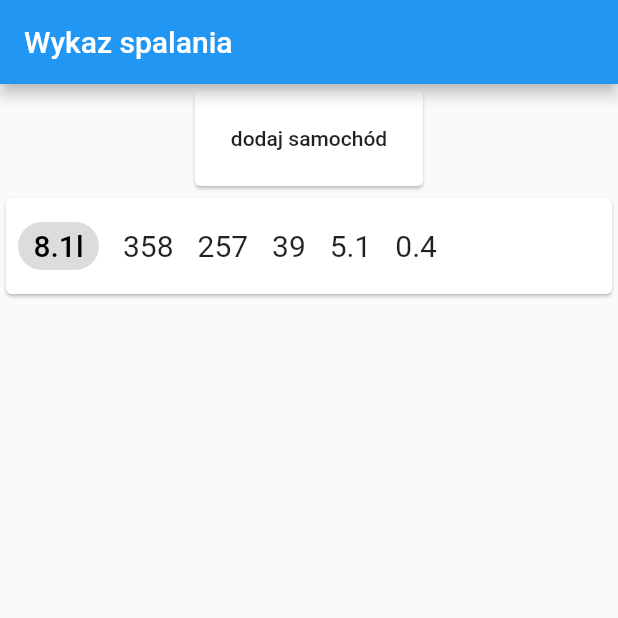
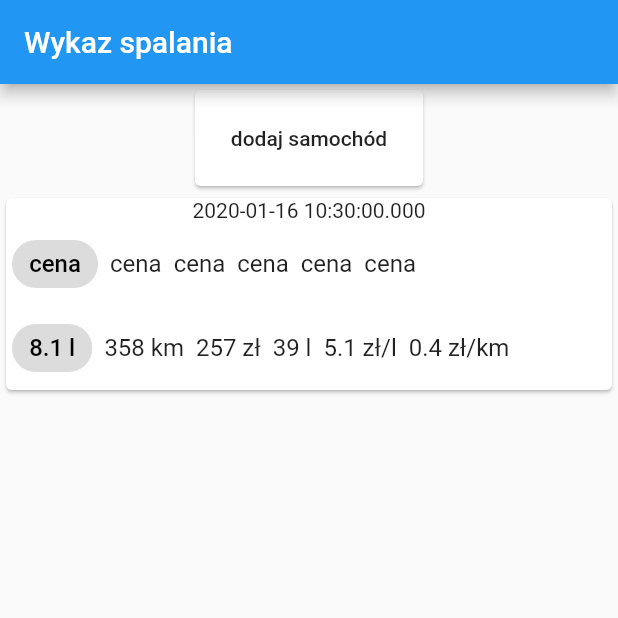
Before and after one commit to fcieminski/fuel-economy, a Flutter app: the screen it shows after launch, on a phone screen of 412 x 824 dp, the top half of it. Run offline on Flutter 3.47's test engine with Material 2 defaults, Android fonts, the phone set to English and light mode, and no system bars.

Commit message:
working on list

```diff
--- a/lib/components/add_recent_fuelling.dart
+++ b/lib/components/add_recent_fuelling.dart
@@ -9,14 +9,27 @@ class _AddRecentFuellingState extends State<AddRecentFuelling> {
   final distance = TextEditingController();
   final amount = TextEditingController();
   final totalCost = TextEditingController();
+  DateTime time;
 
   void submitForm() {
-    Map<String, String> data = {
+    Map<String, dynamic> data = {
       'distance': distance.text,
       'amount': amount.text,
-      'totalCost': totalCost.text
+      'totalCost': totalCost.text,
+      'time': time,
     };
     Navigator.pop(context, data);
+  }
+
+  Future<DateTime> _dataPicker(BuildContext context) async {
+    time = await showDatePicker(
+      context: context,
+      initialDate: DateTime.now(),
+      initialDatePickerMode: DatePickerMode.day,
+      firstDate: DateTime(2019),
+      lastDate: DateTime.now(),
+    );
+    return time;
   }
 
   @override
@@ -55,6 +68,14 @@ class _AddRecentFuellingState extends State<AddRecentFuelling> {
                 submitForm();
               },
             ),
+            FlatButton(
+              child: Text(
+                'Wybierz datę',
+              ),
+              onPressed: () {
+                _dataPicker(context);
+              },
+            ),
           ],
         ),
       ),
--- a/lib/components/car_info.dart
+++ b/lib/components/car_info.dart
@@ -1,7 +1,7 @@
 import 'package:flutter/material.dart';
 
 class CarInfo extends StatefulWidget {
-  final Map<String, String> newFuelling;
+  final Map<String, dynamic> newFuelling;
   final Function(bool) notifyParent;
   CarInfo({this.notifyParent, this.newFuelling});
 
@@ -46,6 +46,7 @@ class _CarInfoState extends State<CarInfo> {
       });
     }
   }
+
 
   @override
   Widget build(BuildContext context) {
--- a/lib/components/recent_fuelling.dart
+++ b/lib/components/recent_fuelling.dart
@@ -1,7 +1,7 @@
 import 'package:flutter/material.dart';
 
 class RecentFuelling extends StatefulWidget {
-  final Map<String, String> _newFuelling;
+  final Map<String, dynamic> _newFuelling;
   RecentFuelling(this._newFuelling);
 
   @override
@@ -30,7 +30,7 @@ class _RecentFuellingState extends State<RecentFuelling> {
       setState(() {
         _fuelling.add({
           'id': DateTime.now(),
-          'time': DateTime.now(),
+          'time': fuelling['time'],
           'distance': distance,
           'amount': liters,
           'average': num.parse((distance / liters).toStringAsFixed(2)),
@@ -47,67 +47,136 @@ class _RecentFuellingState extends State<RecentFuelling> {
     checkFunction(widget._newFuelling);
     return Container(
       child: ListView(
+        scrollDirection: Axis.vertical,
         shrinkWrap: true,
         children: _fuelling.map((fuel) {
           return Card(
-              child: Row(
+              child:  SingleChildScrollView(
+                              child: Column(
+            children: <Widget>[
+                Container(
+                  child: Text('${fuel['time']}'),
+                ),
+                Row(
                   children: <Widget>[
                     Padding(
-                padding: const EdgeInsets.all(8.0),
+                      padding: const EdgeInsets.all(4.0),
                       child: Chip(
                         labelStyle: TextStyle(
-                    fontSize: 20,
+                          fontSize: 16,
                           color: Colors.black,
                         ),
-                  label: Text('${fuel['average'].toString()}l'),
+                        label: Text('cena'),
                       ),
                     ),
                     Padding(
-                padding: const EdgeInsets.all(8.0),
+                      padding: const EdgeInsets.all(4.0),
                       child: Text(
-                  fuel['distance'].toString(),
+                        'cena',
                         style: TextStyle(
-                    fontSize: 20,
+                          fontSize: 16,
                         ),
                       ),
                     ),
                     Padding(
-                padding: const EdgeInsets.all(8.0),
+                      padding: const EdgeInsets.all(4.0),
                       child: Text(
-                  fuel['totalCost'].toString(),
+                        'cena',
                         style: TextStyle(
-                    fontSize: 20,
+                          fontSize: 16,
                         ),
                       ),
                     ),
                     Padding(
-                padding: const EdgeInsets.all(8.0),
+                      padding: const EdgeInsets.all(4.0),
                       child: Text(
-                  fuel['amount'].toString(),
+                        'cena',
                         style: TextStyle(
-                    fontSize: 20,
+                          fontSize: 16,
                         ),
                       ),
                     ),
                     Padding(
-                padding: const EdgeInsets.all(8.0),
+                      padding: const EdgeInsets.all(4.0),
                       child: Text(
-                  fuel['fuelCost'].toString(),
+                        'cena',
                         style: TextStyle(
-                    fontSize: 20,
+                          fontSize: 16,
                         ),
                       ),
                     ),
                     Padding(
-                padding: const EdgeInsets.all(8.0),
+                      padding: const EdgeInsets.all(4.0),
                       child: Text(
-                  fuel['kmCost'].toString(),
+                        'cena',
                         style: TextStyle(
-                    fontSize: 20,
+                          fontSize: 16,
                         ),
                       ),
                     ),
                   ],
+                ),
+                Row(
+                  children: <Widget>[
+                    Padding(
+                      padding: const EdgeInsets.all(4.0),
+                      child: Chip(
+                        labelStyle: TextStyle(
+                          fontSize: 16,
+                          color: Colors.black,
+                        ),
+                        label: Text('${fuel['average']} l'),
+                      ),
+                    ),
+                    Padding(
+                      padding: const EdgeInsets.all(4.0),
+                      child: Text(
+                        '${fuel['distance']} km',
+                        style: TextStyle(
+                          fontSize: 16,
+                        ),
+                      ),
+                    ),
+                    Padding(
+                      padding: const EdgeInsets.all(4.0),
+                      child: Text(
+                        '${fuel['totalCost']} zł',
+                        style: TextStyle(
+                          fontSize: 16,
+                        ),
+                      ),
+                    ),
+                    Padding(
+                      padding: const EdgeInsets.all(4.0),
+                      child: Text(
+                        '${fuel['amount']} l',
+                        style: TextStyle(
+                          fontSize: 16,
+                        ),
+                      ),
+                    ),
+                    Padding(
+                      padding: const EdgeInsets.all(4.0),
+                      child: Text(
+                        '${fuel['fuelCost']} zł/l',
+                        style: TextStyle(
+                          fontSize: 16,
+                        ),
+                      ),
+                    ),
+                    Padding(
+                      padding: const EdgeInsets.all(4.0),
+                      child: Text(
+                        '${fuel['kmCost']} zł/km',
+                        style: TextStyle(
+                          fontSize: 16,
+                        ),
+                      ),
+                    ),
+                  ],
+                ),
+            ],
+          ),
               ));
         }).toList(),
       ),
--- a/lib/main.dart
+++ b/lib/main.dart
@@ -24,7 +24,7 @@ class Home extends StatefulWidget {
 }
 
 class _HomeState extends State<Home> {
-  Map<String, String> newFuelling;
+  Map<String, dynamic> newFuelling;
   bool _isCarInfo = false;
 
   void _addRecentFuelling(BuildContext context) async {
```
Lines whose indentation alone changed are shown as unchanged.
